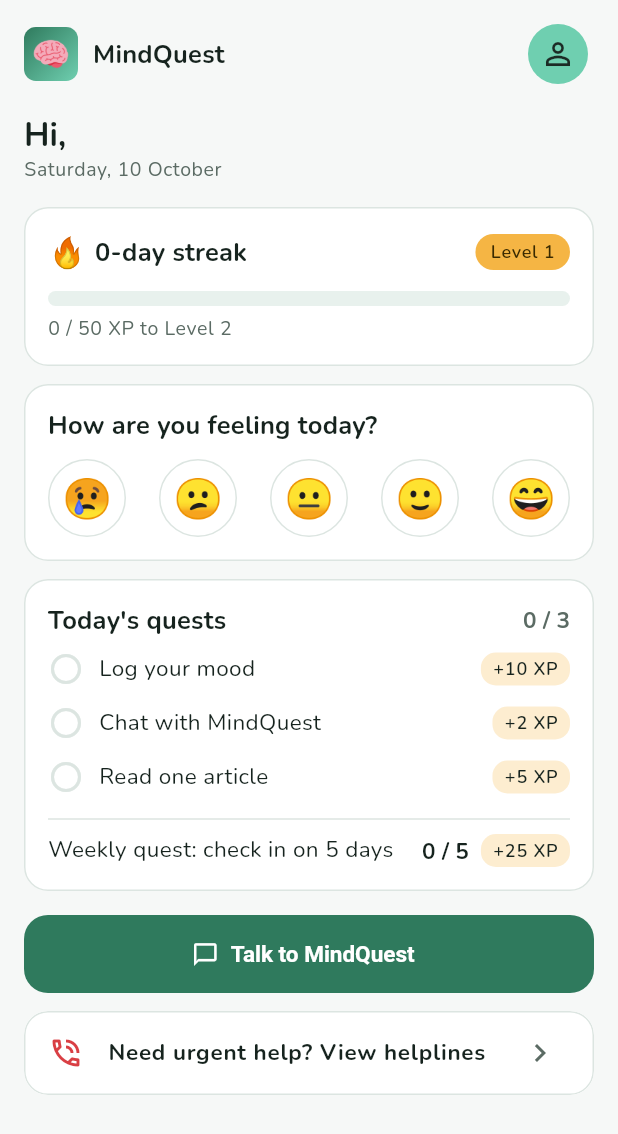
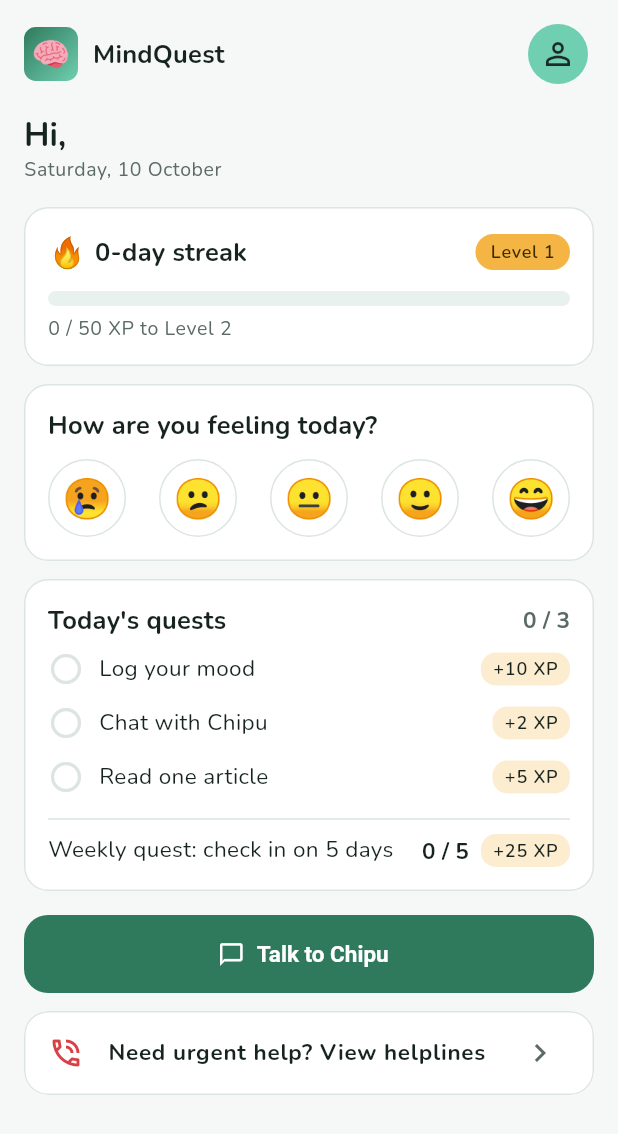
Before and after one commit to Joykan/mindquest-app, a Flutter app: the HomeScreen screen opened directly with empty values, on a phone screen of 412 x 824 dp. Shown: the top 1134 px of the screen. Run offline on Flutter 3.47's test engine with Material 3 defaults, Android fonts, the phone set to English and light mode, and no system bars; our stand-ins replace go_router, shared_preferences, supabase_flutter; accounts and stored records are empty.

Commit message:
Name the mascot Chipu

```diff
--- a/lib/core/widgets/mascot.dart
+++ b/lib/core/widgets/mascot.dart
@@ -2,8 +2,8 @@ import 'package:flutter/material.dart';
 
 import '../theme/app_colors.dart';
 
-/// Poses of the MindQuest mascot, a little sprout (our own design; sources in
-/// docs/design/mascot).
+/// Poses of Chipu, the MindQuest mascot: a little sprout (from "chipukizi",
+/// Kiswahili for sprout). Our own design; sources in docs/design/mascot.
 enum MascotPose { idle, happy, wave }
 
 /// The full mascot.
@@ -21,7 +21,7 @@ class Mascot extends StatelessWidget {
       MascotPose.wave => 'mascot_wave',
     };
     return Semantics(
-      label: 'MindQuest mascot',
+      label: 'Chipu, the MindQuest mascot',
       image: true,
       child: Image.asset('assets/images/$file.png', width: size, height: size),
     );
--- a/lib/features/home/home_screen.dart
+++ b/lib/features/home/home_screen.dart
@@ -305,7 +305,7 @@ class _HomeBody extends StatelessWidget {
                     xp: 10,
                     done: summary.doneToday.contains('mood_checkin')),
                 _Quest(
-                    label: 'Chat with MindQuest',
+                    label: 'Chat with Chipu',
                     xp: 2,
                     done: summary.doneToday.contains('chat_message')),
                 _Quest(
@@ -340,7 +340,7 @@ class _HomeBody extends StatelessWidget {
           key: const Key('talk'),
           onPressed: onTalk,
           icon: const Icon(Icons.chat_bubble_outline),
-          label: const Text('Talk to MindQuest'),
+          label: const Text('Talk to Chipu'),
         ),
         const SizedBox(height: 12),
         Card(
```
Also changed, not shown: 2 other files.
